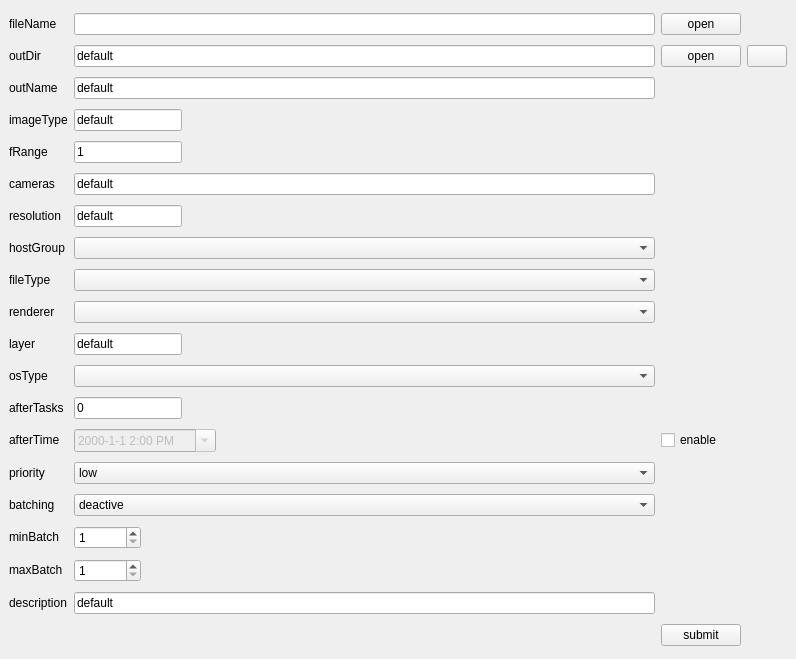
The window that rbhusUI/lib/rbhusSubmitMod.ui (aumanimationstudios/rbhus) describes before a commit, drawn with Qt 5.
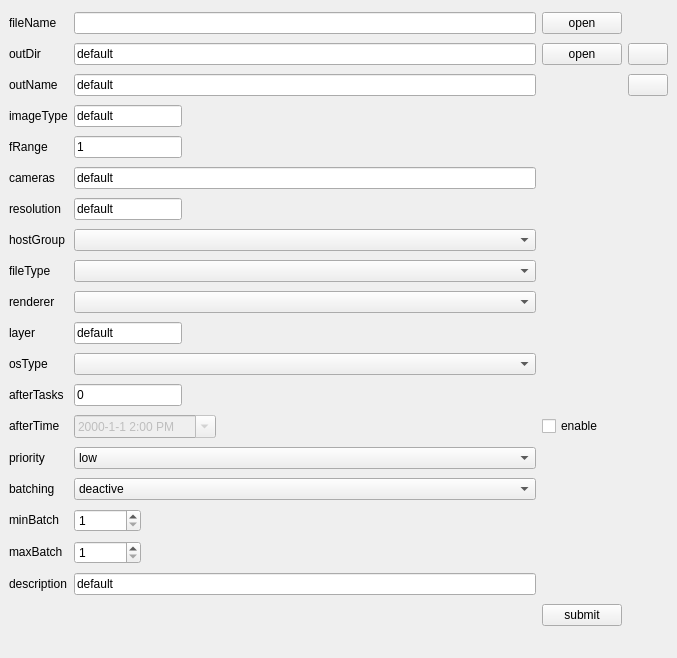
The same window after the commit.

```diff
--- a/rbhusUI/lib/rbhusSubmitMod.ui
+++ b/rbhusUI/lib/rbhusSubmitMod.ui
@@ -6,8 +6,8 @@
    <rect>
     <x>0</x>
     <y>0</y>
-    <width>796</width>
-    <height>659</height>
+    <width>677</width>
+    <height>658</height>
    </rect>
   </property>
   <property name="windowTitle">
@@ -670,6 +670,25 @@
       </property>
      </widget>
     </item>
+    <item row="3" column="4">
+     <widget class="QPushButton" name="autoOutName">
+      <property name="sizePolicy">
+       <sizepolicy hsizetype="Maximum" vsizetype="Fixed">
+        <horstretch>0</horstretch>
+        <verstretch>0</verstretch>
+       </sizepolicy>
+      </property>
+      <property name="text">
+       <string/>
+      </property>
+      <property name="iconSize">
+       <size>
+        <width>12</width>
+        <height>12</height>
+       </size>
+      </property>
+     </widget>
+    </item>
    </layout>
   </widget>
   <widget class="QMenuBar" name="menubar">
```
Left out of the diff: 2 changed lines with no effect on the pictures.
